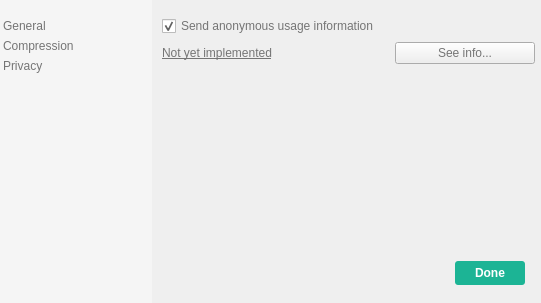
Qt form preferencedialog.ui (Lymphatus/CaesiumPH) before a commit.
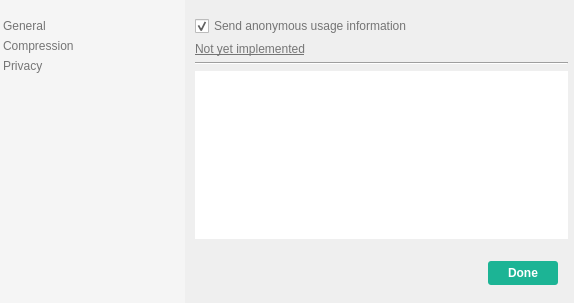
The same form after that commit. The open tabs and pages were chosen to show the change. Icons and pictures are not drawn.

What changed in the file:
```diff
--- a/preferencedialog.ui
+++ b/preferencedialog.ui
@@ -9,7 +9,7 @@
    <rect>
     <x>0</x>
     <y>0</y>
-    <width>541</width>
+    <width>574</width>
     <height>303</height>
    </rect>
   </property>
@@ -60,6 +60,12 @@
     </property>
     <item row="0" column="0" rowspan="2">
      <widget class="QListWidget" name="menuListWidget">
+      <property name="maximumSize">
+       <size>
+        <width>200</width>
+        <height>16777215</height>
+       </size>
+      </property>
       <property name="focusPolicy">
        <enum>Qt::NoFocus</enum>
       </property>
@@ -512,19 +518,6 @@
             <property name="sizeConstraint">
              <enum>QLayout::SetMaximumSize</enum>
             </property>
-            <item row="2" column="0" colspan="2">
-             <spacer name="verticalSpacer_3">
-              <property name="orientation">
-               <enum>Qt::Vertical</enum>
-              </property>
-              <property name="sizeHint" stdset="0">
-               <size>
-                <width>20</width>
-                <height>40</height>
-               </size>
-              </property>
-             </spacer>
-            </item>
             <item row="0" column="0" colspan="2">
              <widget class="QCheckBox" name="sendInfoCheckBox">
               <property name="text">
@@ -535,19 +528,6 @@
               </property>
              </widget>
             </item>
-            <item row="1" column="1">
-             <widget class="QPushButton" name="seeInfoButton">
-              <property name="maximumSize">
-               <size>
-                <width>140</width>
-                <height>16777215</height>
-               </size>
-              </property>
-              <property name="text">
-               <string>See info...</string>
-              </property>
-             </widget>
-            </item>
             <item row="1" column="0">
              <widget class="QLabel" name="label">
               <property name="font">
@@ -560,6 +540,39 @@
               </property>
              </widget>
             </item>
+            <item row="3" column="0" colspan="2">
+             <widget class="QTextEdit" name="usageReportTextEdit">
+              <property name="styleSheet">
+               <string notr="true">font-style: monspace;</string>
+              </property>
+              <property name="frameShape">
+               <enum>QFrame::NoFrame</enum>
+              </property>
+              <property name="readOnly">
+               <bool>true</bool>
+              </property>
+             </widget>
+            </item>
+            <item row="4" column="0" colspan="2">
+             <spacer name="verticalSpacer_3">
+              <property name="orientation">
+               <enum>Qt::Vertical</enum>
+              </property>
+              <property name="sizeHint" stdset="0">
+               <size>
+                <width>20</width>
+                <height>40</height>
+               </size>
+              </property>
+             </spacer>
+            </item>
+            <item row="2" column="0" colspan="2">
+             <widget class="Line" name="line_2">
+              <property name="orientation">
+               <enum>Qt::Horizontal</enum>
+              </property>
+             </widget>
+            </item>
            </layout>
           </item>
          </layout>
```
